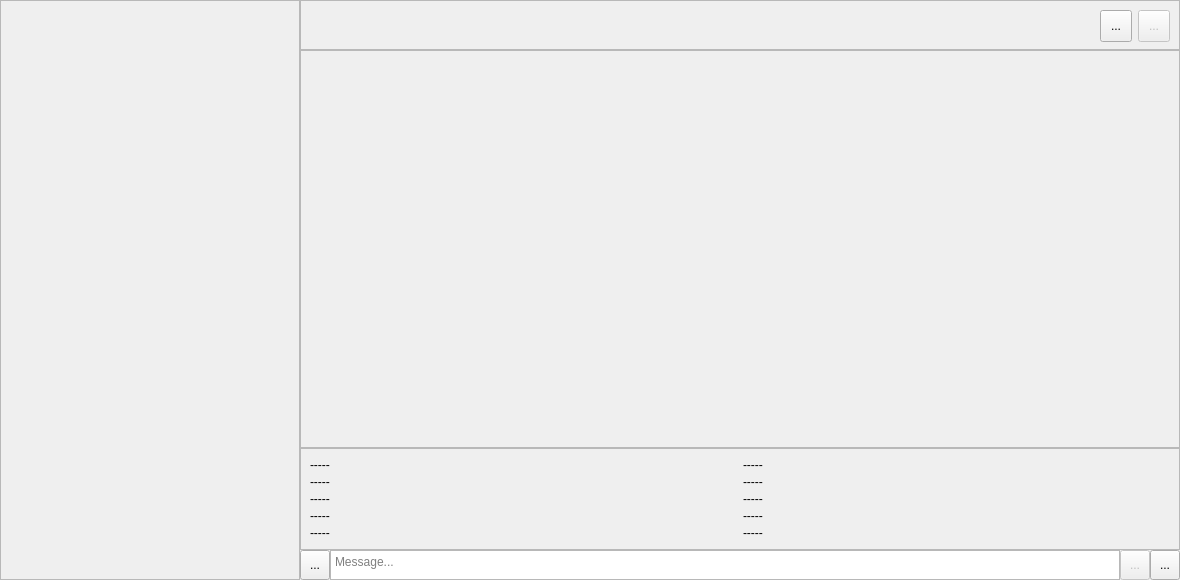
Above: widgets/chats_widget.ui from 4malgama/achat-client before the change. Below: the same form after it.
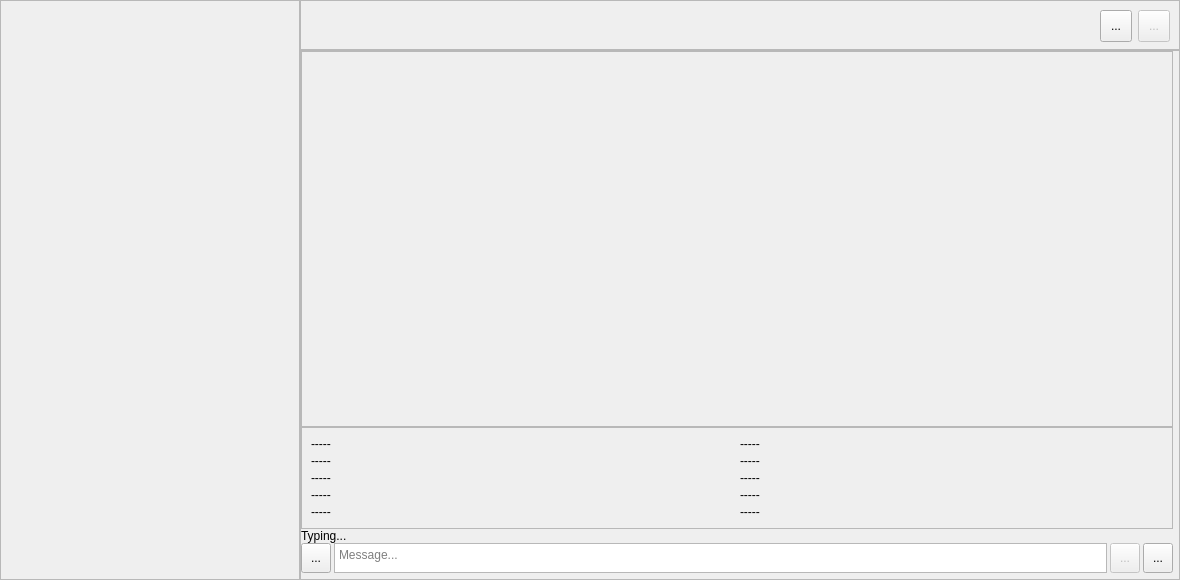
That is the form after the change. Icons and pictures are not drawn.

Diff of the .ui file:
```diff
--- a/widgets/chats_widget.ui
+++ b/widgets/chats_widget.ui
@@ -35,254 +35,6 @@
    <property name="spacing">
     <number>0</number>
    </property>
-   <item row="1" column="1" colspan="4">
-    <widget class="QScrollArea" name="scrollMessages">
-     <property name="sizePolicy">
-      <sizepolicy hsizetype="Expanding" vsizetype="Expanding">
-       <horstretch>0</horstretch>
-       <verstretch>0</verstretch>
-      </sizepolicy>
-     </property>
-     <property name="widgetResizable">
-      <bool>true</bool>
-     </property>
-     <widget class="QWidget" name="messagesContent">
-      <property name="geometry">
-       <rect>
-        <x>0</x>
-        <y>0</y>
-        <width>878</width>
-        <height>386</height>
-       </rect>
-      </property>
-      <property name="sizePolicy">
-       <sizepolicy hsizetype="Ignored" vsizetype="Preferred">
-        <horstretch>0</horstretch>
-        <verstretch>0</verstretch>
-       </sizepolicy>
-      </property>
-      <layout class="QVBoxLayout" name="msgLayout">
-       <property name="leftMargin">
-        <number>0</number>
-       </property>
-       <property name="topMargin">
-        <number>0</number>
-       </property>
-       <property name="rightMargin">
-        <number>0</number>
-       </property>
-       <property name="bottomMargin">
-        <number>0</number>
-       </property>
-      </layout>
-     </widget>
-    </widget>
-   </item>
-   <item row="3" column="1">
-    <widget class="QToolButton" name="btnAttach">
-     <property name="minimumSize">
-      <size>
-       <width>30</width>
-       <height>30</height>
-      </size>
-     </property>
-     <property name="maximumSize">
-      <size>
-       <width>30</width>
-       <height>30</height>
-      </size>
-     </property>
-     <property name="cursor">
-      <cursorShape>PointingHandCursor</cursorShape>
-     </property>
-     <property name="focusPolicy">
-      <enum>Qt::NoFocus</enum>
-     </property>
-     <property name="text">
-      <string>...</string>
-     </property>
-    </widget>
-   </item>
-   <item row="3" column="3">
-    <widget class="QToolButton" name="btnVoice">
-     <property name="enabled">
-      <bool>false</bool>
-     </property>
-     <property name="minimumSize">
-      <size>
-       <width>30</width>
-       <height>30</height>
-      </size>
-     </property>
-     <property name="maximumSize">
-      <size>
-       <width>30</width>
-       <height>30</height>
-      </size>
-     </property>
-     <property name="cursor">
-      <cursorShape>PointingHandCursor</cursorShape>
-     </property>
-     <property name="text">
-      <string>...</string>
-     </property>
-     <property name="icon">
-      <iconset resource="../resources.qrc">
-       <normaloff>:/r/resources/images/mic.png</normaloff>:/r/resources/images/mic.png</iconset>
-     </property>
-    </widget>
-   </item>
-   <item row="3" column="2">
-    <widget class="QPlainTextEdit" name="txtMessage">
-     <property name="sizePolicy">
-      <sizepolicy hsizetype="Expanding" vsizetype="Expanding">
-       <horstretch>0</horstretch>
-       <verstretch>0</verstretch>
-      </sizepolicy>
-     </property>
-     <property name="minimumSize">
-      <size>
-       <width>0</width>
-       <height>30</height>
-      </size>
-     </property>
-     <property name="maximumSize">
-      <size>
-       <width>16777215</width>
-       <height>30</height>
-      </size>
-     </property>
-     <property name="placeholderText">
-      <string>Message...</string>
-     </property>
-    </widget>
-   </item>
-   <item row="3" column="4">
-    <widget class="QToolButton" name="btnSend">
-     <property name="minimumSize">
-      <size>
-       <width>30</width>
-       <height>30</height>
-      </size>
-     </property>
-     <property name="maximumSize">
-      <size>
-       <width>30</width>
-       <height>30</height>
-      </size>
-     </property>
-     <property name="cursor">
-      <cursorShape>PointingHandCursor</cursorShape>
-     </property>
-     <property name="focusPolicy">
-      <enum>Qt::NoFocus</enum>
-     </property>
-     <property name="text">
-      <string>...</string>
-     </property>
-     <property name="icon">
-      <iconset resource="../resources.qrc">
-       <normaloff>:/r/resources/images/send.png</normaloff>:/r/resources/images/send.png</iconset>
-     </property>
-     <property name="iconSize">
-      <size>
-       <width>16</width>
-       <height>16</height>
-      </size>
-     </property>
-    </widget>
-   </item>
-   <item row="2" column="1" colspan="4">
-    <widget class="QFrame" name="frame">
-     <property name="minimumSize">
-      <size>
-       <width>0</width>
-       <height>100</height>
-      </size>
-     </property>
-     <property name="frameShape">
-      <enum>QFrame::StyledPanel</enum>
-     </property>
-     <property name="frameShadow">
-      <enum>QFrame::Raised</enum>
-     </property>
-     <layout class="QGridLayout" name="gridLayout_2">
-      <property name="verticalSpacing">
-       <number>3</number>
-      </property>
-      <item row="1" column="0">
-       <widget class="QLabel" name="attach2">
-        <property name="text">
-         <string notr="true">-----</string>
-        </property>
-       </widget>
-      </item>
-      <item row="0" column="1">
-       <widget class="QLabel" name="attach6">
-        <property name="text">
-         <string notr="true">-----</string>
-        </property>
-       </widget>
-      </item>
-      <item row="3" column="0">
-       <widget class="QLabel" name="attach4">
-        <property name="text">
-         <string notr="true">-----</string>
-        </property>
-       </widget>
-      </item>
-      <item row="1" column="1">
-       <widget class="QLabel" name="attach7">
-        <property name="text">
-         <string notr="true">-----</string>
-        </property>
-       </widget>
-      </item>
-      <item row="2" column="0">
-       <widget class="QLabel" name="attach3">
-        <property name="text">
-         <string notr="true">-----</string>
-        </property>
-       </widget>
-      </item>
-      <item row="0" column="0">
-       <widget class="QLabel" name="attach1">
-        <property name="text">
-         <string notr="true">-----</string>
-        </property>
-       </widget>
-      </item>
-      <item row="4" column="0">
-       <widget class="QLabel" name="attach5">
-        <property name="text">
-         <string notr="true">-----</string>
-        </property>
-       </widget>
-      </item>
-      <item row="2" column="1">
-       <widget class="QLabel" name="attach8">
-        <property name="text">
-         <string notr="true">-----</string>
-        </property>
-       </widget>
-      </item>
-      <item row="3" column="1">
-       <widget class="QLabel" name="attach9">
-        <property name="text">
-         <string notr="true">-----</string>
-        </property>
-       </widget>
-      </item>
-      <item row="4" column="1">
-       <widget class="QLabel" name="attach10">
-        <property name="text">
-         <string notr="true">-----</string>
-        </property>
-       </widget>
-      </item>
-     </layout>
-    </widget>
-   </item>
    <item row="0" column="1" colspan="4">
     <widget class="QFrame" name="headerFrame">
      <property name="minimumSize">
@@ -459,6 +211,297 @@
      </widget>
     </widget>
    </item>
+   <item row="3" column="2">
+    <widget class="QFrame" name="mainFrame">
+     <property name="sizePolicy">
+      <sizepolicy hsizetype="Preferred" vsizetype="Preferred">
+       <horstretch>0</horstretch>
+       <verstretch>0</verstretch>
+      </sizepolicy>
+     </property>
+     <property name="frameShape">
+      <enum>QFrame::StyledPanel</enum>
+     </property>
+     <property name="frameShadow">
+      <enum>QFrame::Raised</enum>
+     </property>
+     <layout class="QGridLayout" name="gridLayout_4">
+      <property name="leftMargin">
+       <number>0</number>
+      </property>
+      <property name="topMargin">
+       <number>0</number>
+      </property>
+      <property name="rightMargin">
+       <number>6</number>
+      </property>
+      <property name="bottomMargin">
+       <number>6</number>
+      </property>
+      <property name="horizontalSpacing">
+       <number>3</number>
+      </property>
+      <property name="verticalSpacing">
+       <number>0</number>
+      </property>
+      <item row="1" column="0" colspan="4">
+       <widget class="QFrame" name="frame">
+        <property name="minimumSize">
+         <size>
+          <width>0</width>
+          <height>100</height>
+         </size>
+        </property>
+        <property name="frameShape">
+         <enum>QFrame::StyledPanel</enum>
+        </property>
+        <property name="frameShadow">
+         <enum>QFrame::Raised</enum>
+        </property>
+        <layout class="QGridLayout" name="gridLayout_2">
+         <property name="verticalSpacing">
+          <number>3</number>
+         </property>
+         <item row="0" column="0">
+          <widget class="QLabel" name="attach1">
+           <property name="text">
+            <string notr="true">-----</string>
+           </property>
+          </widget>
+         </item>
+         <item row="1" column="0">
+          <widget class="QLabel" name="attach2">
+           <property name="text">
+            <string notr="true">-----</string>
+           </property>
+          </widget>
+         </item>
+         <item row="4" column="0">
+          <widget class="QLabel" name="attach5">
+           <property name="text">
+            <string notr="true">-----</string>
+           </property>
+          </widget>
+         </item>
+         <item row="3" column="0">
+          <widget class="QLabel" name="attach4">
+           <property name="text">
+            <string notr="true">-----</string>
+           </property>
+          </widget>
+         </item>
+         <item row="3" column="1">
+          <widget class="QLabel" name="attach9">
+           <property name="text">
+            <string notr="true">-----</string>
+           </property>
+          </widget>
+         </item>
+         <item row="2" column="0">
+          <widget class="QLabel" name="attach3">
+           <property name="text">
+            <string notr="true">-----</string>
+           </property>
+          </widget>
+         </item>
+         <item row="2" column="1">
+          <widget class="QLabel" name="attach8">
+           <property name="text">
+            <string notr="true">-----</string>
+           </property>
+          </widget>
+         </item>
+         <item row="4" column="1">
+          <widget class="QLabel" name="attach10">
+           <property name="text">
+            <string notr="true">-----</string>
+           </property>
+          </widget>
+         </item>
+         <item row="0" column="1">
+          <widget class="QLabel" name="attach6">
+           <property name="text">
+            <string notr="true">-----</string>
+           </property>
+          </widget>
+         </item>
+         <item row="1" column="1">
+          <widget class="QLabel" name="attach7">
+           <property name="text">
+            <string notr="true">-----</string>
+           </property>
+          </widget>
+         </item>
+        </layout>
+       </widget>
+      </item>
+      <item row="3" column="0">
+       <widget class="QToolButton" name="btnAttach">
+        <property name="minimumSize">
+         <size>
+          <width>30</width>
+          <height>30</height>
+         </size>
+        </property>
+        <property name="maximumSize">
+         <size>
+          <width>30</width>
+          <height>30</height>
+         </size>
+        </property>
+        <property name="cursor">
+         <cursorShape>PointingHandCursor</cursorShape>
+        </property>
+        <property name="focusPolicy">
+         <enum>Qt::NoFocus</enum>
+        </property>
+        <property name="text">
+         <string>...</string>
+        </property>
+       </widget>
+      </item>
+      <item row="0" column="0" colspan="4">
+       <widget class="QScrollArea" name="scrollMessages">
+        <property name="sizePolicy">
+         <sizepolicy hsizetype="Expanding" vsizetype="Expanding">
+          <horstretch>0</horstretch>
+          <verstretch>0</verstretch>
+         </sizepolicy>
+        </property>
+        <property name="widgetResizable">
+         <bool>true</bool>
+        </property>
+        <widget class="QWidget" name="messagesContent">
+         <property name="geometry">
+          <rect>
+           <x>0</x>
+           <y>0</y>
+           <width>870</width>
+           <height>362</height>
+          </rect>
+         </property>
+         <property name="sizePolicy">
+          <sizepolicy hsizetype="Ignored" vsizetype="Preferred">
+           <horstretch>0</horstretch>
+           <verstretch>0</verstretch>
+          </sizepolicy>
+         </property>
+         <layout class="QVBoxLayout" name="msgLayout">
+          <property name="leftMargin">
+           <number>0</number>
+          </property>
+          <property name="topMargin">
+           <number>0</number>
+          </property>
+          <property name="rightMargin">
+           <number>0</number>
+          </property>
+          <property name="bottomMargin">
+           <number>0</number>
+          </property>
+         </layout>
+        </widget>
+       </widget>
+      </item>
+      <item row="3" column="2">
+       <widget class="QToolButton" name="btnVoice">
+        <property name="enabled">
+         <bool>false</bool>
+        </property>
+        <property name="minimumSize">
+         <size>
+          <width>30</width>
+          <height>30</height>
+         </size>
+        </property>
+        <property name="maximumSize">
+         <size>
+          <width>30</width>
+          <height>30</height>
+         </size>
+        </property>
+        <property name="cursor">
+         <cursorShape>PointingHandCursor</cursorShape>
+        </property>
+        <property name="text">
+         <string>...</string>
+        </property>
+        <property name="icon">
+         <iconset resource="../resources.qrc">
+          <normaloff>:/r/resources/images/mic.png</normaloff>:/r/resources/images/mic.png</iconset>
+        </property>
+       </widget>
+      </item>
+      <item row="3" column="1">
+       <widget class="QPlainTextEdit" name="txtMessage">
+        <property name="sizePolicy">
+         <sizepolicy hsizetype="Expanding" vsizetype="Expanding">
+          <horstretch>0</horstretch>
+          <verstretch>0</verstretch>
+         </sizepolicy>
+        </property>
+        <property name="minimumSize">
+         <size>
+          <width>0</width>
+          <height>30</height>
+         </size>
+        </property>
+        <property name="maximumSize">
+         <size>
+          <width>16777215</width>
+          <height>30</height>
+         </size>
+        </property>
+        <property name="placeholderText">
+         <string>Message...</string>
+        </property>
+       </widget>
+      </item>
+      <item row="3" column="3">
+       <widget class="QToolButton" name="btnSend">
+        <property name="minimumSize">
+         <size>
+          <width>30</width>
+          <height>30</height>
+         </size>
+        </property>
+        <property name="maximumSize">
+         <size>
+          <width>30</width>
+          <height>30</height>
+         </size>
+        </property>
+        <property name="cursor">
+         <cursorShape>PointingHandCursor</cursorShape>
+        </property>
+        <property name="focusPolicy">
+         <enum>Qt::NoFocus</enum>
+        </property>
+        <property name="text">
+         <string>...</string>
+        </property>
+        <property name="icon">
+         <iconset resource="../resources.qrc">
+          <normaloff>:/r/resources/images/send.png</normaloff>:/r/resources/images/send.png</iconset>
+        </property>
+        <property name="iconSize">
+         <size>
+          <width>16</width>
+          <height>16</height>
+         </size>
+        </property>
+       </widget>
+      </item>
+      <item row="2" column="0" colspan="4">
+       <widget class="QLabel" name="typingLabel">
+        <property name="text">
+         <string>Typing...</string>
+        </property>
+       </widget>
+      </item>
+     </layout>
+    </widget>
+   </item>
   </layout>
  </widget>
  <resources>
```
